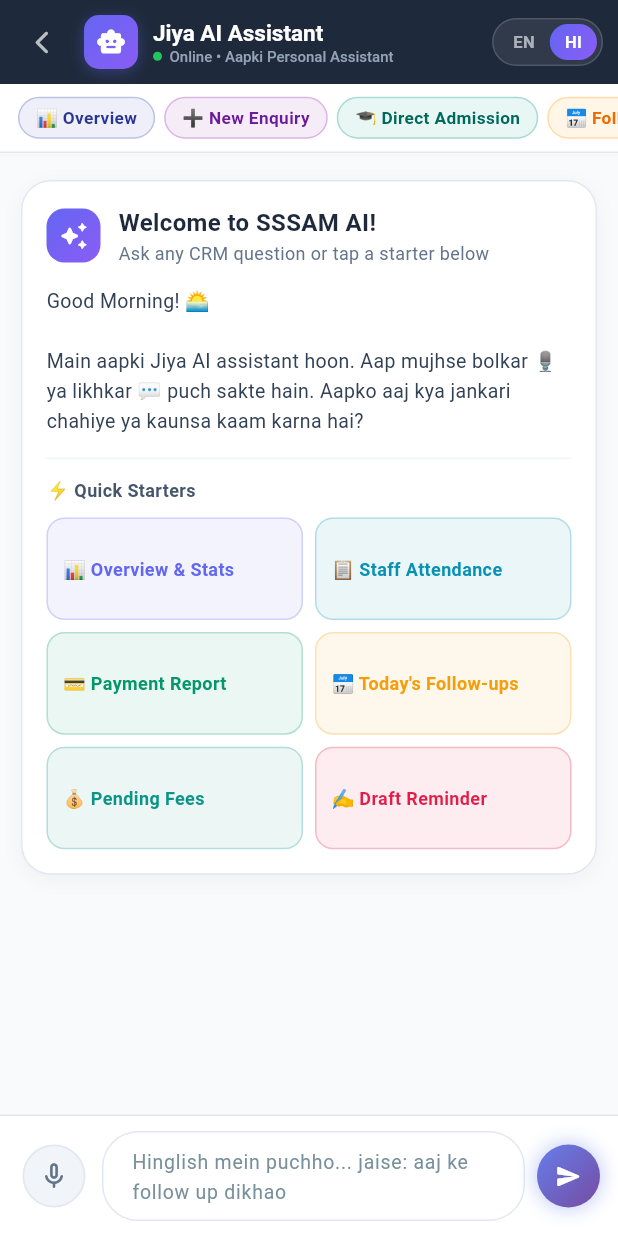
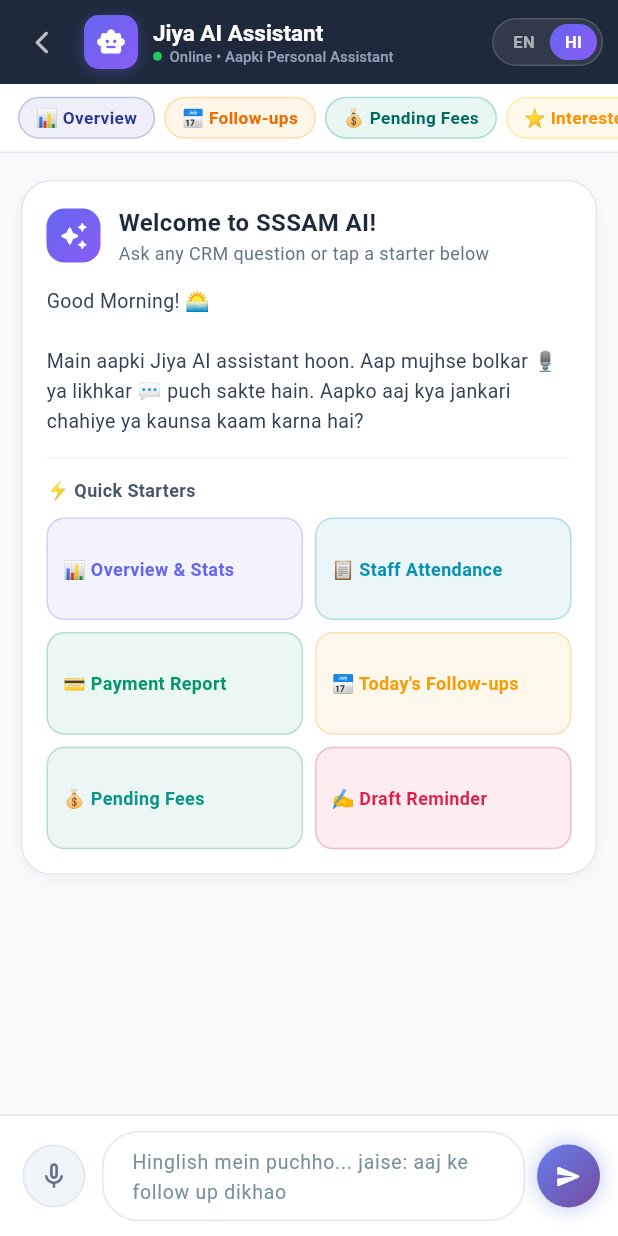
Before and after one commit to Sudhirkr85/mobile_crm, a Flutter app: the ChatScreen screen opened directly, on a phone screen of 412 x 824 dp. Run offline on Flutter 3.47's test engine with Material 3 defaults, Android fonts, the phone set to English and light mode, and no system bars; our stand-ins replace dio, firebase_core, firebase_messaging, fl_chart, flutter_local_notifications, flutter_tts and 3 more; accounts and stored records are empty.

Commit message:
fix(chat): remove New Enquiry and Direct Admission chips from top of mobile chat assistant

```diff
--- a/lib/screens/chat_screen.dart
+++ b/lib/screens/chat_screen.dart
@@ -512,8 +512,6 @@ class _ChatScreenState extends State<ChatScreen> with TickerProviderStateMixin {
     final chips = _selectedLang == 'english'
         ? [
             ('📊 Overview', 'show today\'s CRM overview & statistics', Colors.indigo),
-            ('➕ New Enquiry', 'new enquiry add karo', Colors.purple),
-            ('🎓 Direct Admission', 'direct admission karna hai', Colors.teal),
             ('📅 Follow-ups', 'show today\'s follow-ups', Colors.orange),
             ('💰 Pending Fees', 'show students with pending fees', Colors.teal),
             ('⭐ Interested Leads', 'show interested leads', Colors.amber),
@@ -524,8 +522,6 @@ class _ChatScreenState extends State<ChatScreen> with TickerProviderStateMixin {
           ]
         : [
             ('📊 Overview', 'aaj ka summary aur overview dikhao', Colors.indigo),
-            ('➕ New Enquiry', 'nayi enquiry add karo', Colors.purple),
-            ('🎓 Direct Admission', 'direct admission karna hai', Colors.teal),
             ('📅 Follow-ups', 'aaj ke follow ups batao', Colors.orange),
             ('💰 Pending Fees', 'pending fee wale students dikhao', Colors.teal),
             ('⭐ Interested Leads', 'interested leads dikhao', Colors.amber),
```
